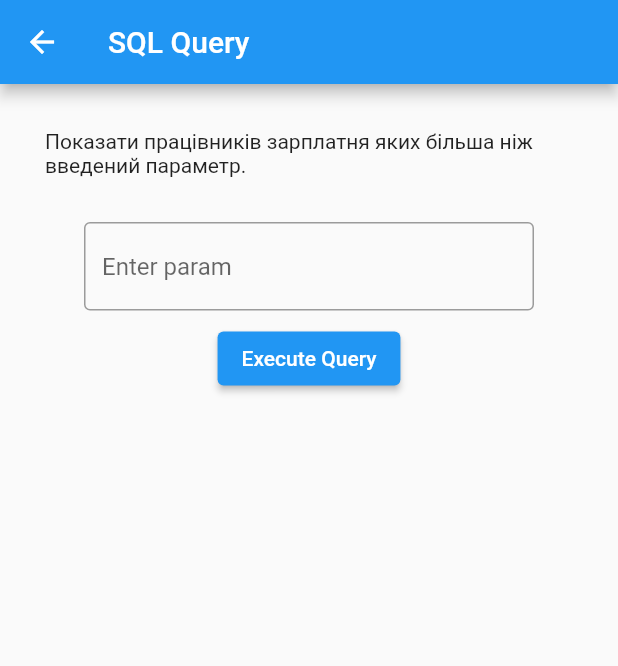
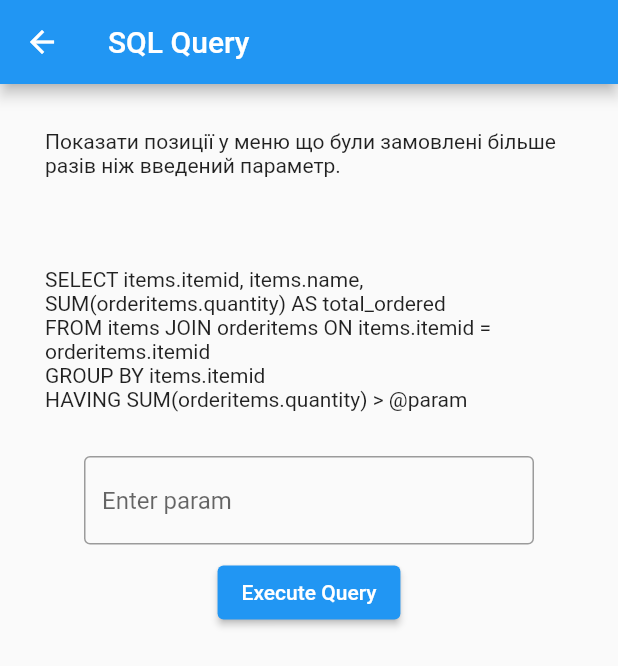
Before and after one commit to CalculusEnjoyer/db, a Flutter app: the SimpleQueryScreen screen opened directly, after a tap on "Query 1", on a phone screen of 412 x 824 dp. Shown: the top 666 px of the screen. Run offline on Flutter 3.47's test engine with Material 2 defaults, Android fonts, the phone set to English and light mode, and no system bars; missing offline and left inert: dotenv, postgres.

Commit message:
Fully implement simple queries

```diff
--- a/db2_ubuntu_app/lib/screens/queries/choose_screen/simple_queries_screen.dart
+++ b/db2_ubuntu_app/lib/screens/queries/choose_screen/simple_queries_screen.dart
@@ -12,11 +12,11 @@ class SimpleQueryScreen extends StatelessWidget {
         child: Column(
           mainAxisAlignment: MainAxisAlignment.center,
           children: <Widget>[
-            _buildQueryButton(context, 'Query 1', QueryWidget(query: 'Select * from Employees where salary > @param', description: 'Показати працівників зарплатня яких більша ніж введений параметр.', parametrName: 'param')),
-            _buildQueryButton(context, 'Query 2', QueryWidget(query: 'Select * from Customers where name = @param', description: 'Показати користувачів із уведеним ім\'ям', parametrName: 'param')),
-            _buildQueryButton(context, 'Query 3', QueryWidget(query: 'Select * from Employees where salary >= @param', description: 'Перевірка', parametrName: 'param')),
-            _buildQueryButton(context, 'Query 4', QueryWidget(query: 'Select * from Employees where salary >= @param', description: 'Перевірка', parametrName: 'param')),
-            _buildQueryButton(context, 'Query 5', QueryWidget(query: 'Select * from Employees where salary >= @param', description: 'Перевірка', parametrName: 'param')),
+            _buildQueryButton(context, 'Query 1', QueryWidget(query: 'SELECT items.itemid, items.name, SUM(orderitems.quantity) AS total_ordered \nFROM items JOIN orderitems ON items.itemid = orderitems.itemid \nGROUP BY items.itemid \nHAVING SUM(orderitems.quantity) > @param', description: 'Показати позиції у меню що були замовлені більше разів ніж введений параметр.', parametrName: 'param')),
+            _buildQueryButton(context, 'Query 2', QueryWidget(query: 'SELECT DISTINCT employees.* FROM employees \nJOIN orders ON employees.employeeid = orders.employeeid \nJOIN customers ON orders.customerid = customers.customerid \nWHERE customers.name = @param', description: 'Показати працівників закладу які колись готували замовлення відвідувачу з ім\'ям уведеним у поле', parametrName: 'param')),
+            _buildQueryButton(context, 'Query 3', QueryWidget(query: 'SELECT employees.name, employees.position FROM employees \nJOIN orders ON employees.employeeid = orders.employeeid \nWHERE orders.orderid = @param', description: 'Знайти ім\'я працівника та посаду який підготував замовлення номер якого увів користувач:', parametrName: 'param')),
+            _buildQueryButton(context, 'Query 4', QueryWidget(query: 'SELECT items.* FROM items \nJOIN orderitems ON items.itemid = orderitems.itemid \nJOIN orders ON orderitems.orderid = orders.orderid \nJOIN customers ON orders.customerid = customers.customerid \nWHERE customers.name = @param', description: 'Показати позиції у меню що замовляв клієнт з уведеним ім\'ям:', parametrName: 'param')),
+            _buildQueryButton(context, 'Query 5', QueryWidget(query: 'SELECT customers.* FROM customers \nJOIN orders ON customers.customerid = orders.customerid \nJOIN orderitems ON orders.orderid = orderitems.orderid \nJOIN items ON orderitems.itemid = items.itemid \nWHERE items.price > @param;', description: 'Показати клієнтів що замовляли позицію що коштує дорожче за ввеедний параметр:', parametrName: 'param')),
           ],
         ),
       ),
```
Also changed, not shown: db2_ubuntu_app/lib/screens/queries/query_widget.dart (+27 -1 lines).
